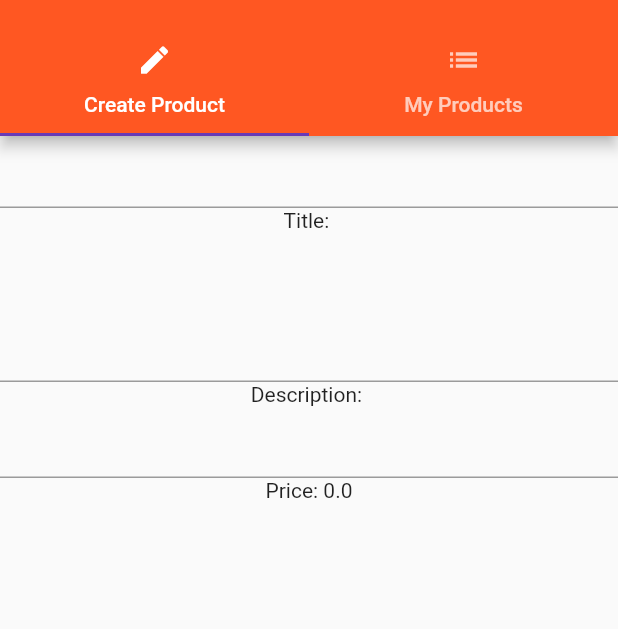
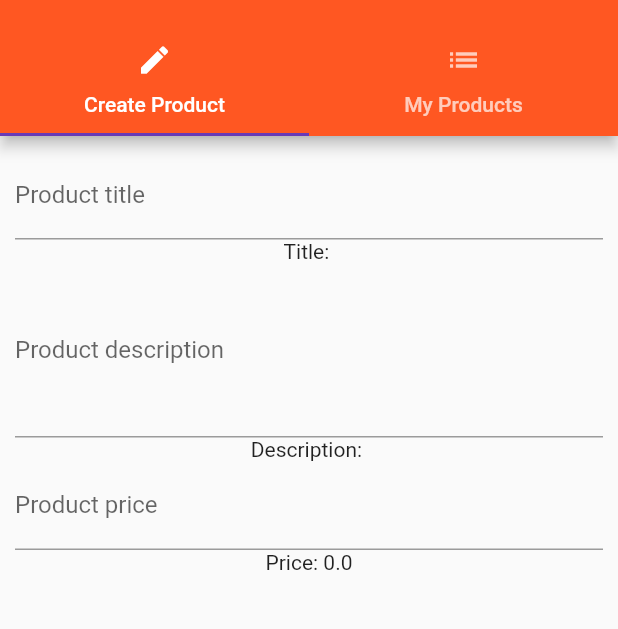
Before and after one commit to GelsonMR/flutter_course, a Flutter app: the ProductsAdminPage screen opened by its route, on a phone screen of 412 x 824 dp, the part 59-688 px from its top. Run offline on Flutter 3.47's test engine with Material 2 defaults, Android fonts, the phone set to English and light mode, and no system bars.

Commit message:
Add labels to TextFields

```diff
--- a/lib/pages/product_create.dart
+++ b/lib/pages/product_create.dart
@@ -14,9 +14,12 @@ class _ProductCreatePageState extends State<ProductCreatePage> {
 
   @override
   Widget build(BuildContext context) {
-    return Column(
+    return Container(
+      margin: EdgeInsets.all(10.0),
+      child: Column(
         children: <Widget>[
           TextField(
+            decoration: InputDecoration(labelText: 'Product title'),
             onChanged: (String value) {
               setState(() {
                 titleValue = value;
@@ -25,6 +28,7 @@ class _ProductCreatePageState extends State<ProductCreatePage> {
           ),
           Text('Title: ' + titleValue),
           TextField(
+            decoration: InputDecoration(labelText: 'Product description'),
             keyboardType: TextInputType.multiline,
             maxLines: 4,
             onChanged: (String value) {
@@ -35,6 +39,7 @@ class _ProductCreatePageState extends State<ProductCreatePage> {
           ),
           Text('Description: ' + descriptionValue),
           TextField(
+            decoration: InputDecoration(labelText: 'Product price'),
             keyboardType: TextInputType.number,
             onChanged: (String value) {
               setState(() {
@@ -44,6 +49,7 @@ class _ProductCreatePageState extends State<ProductCreatePage> {
           ),
           Text('Price: ' + priceValue.toString()),
         ],
+      ),
     );
   }
 }
```
Lines whose indentation alone changed are shown as unchanged.
